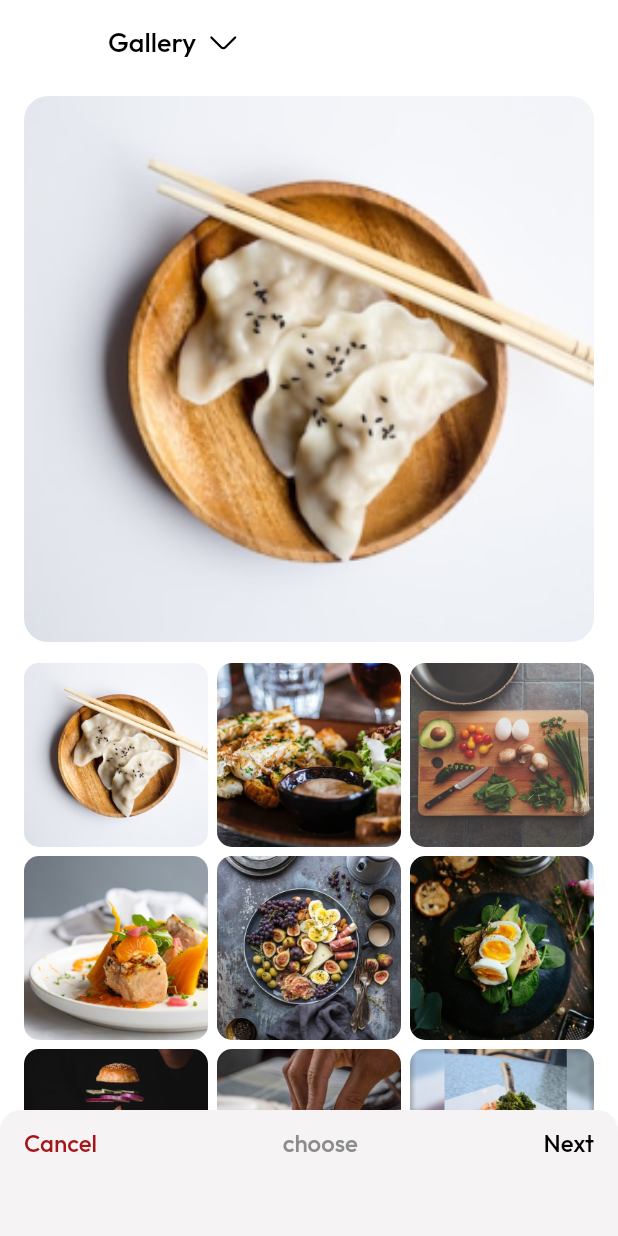
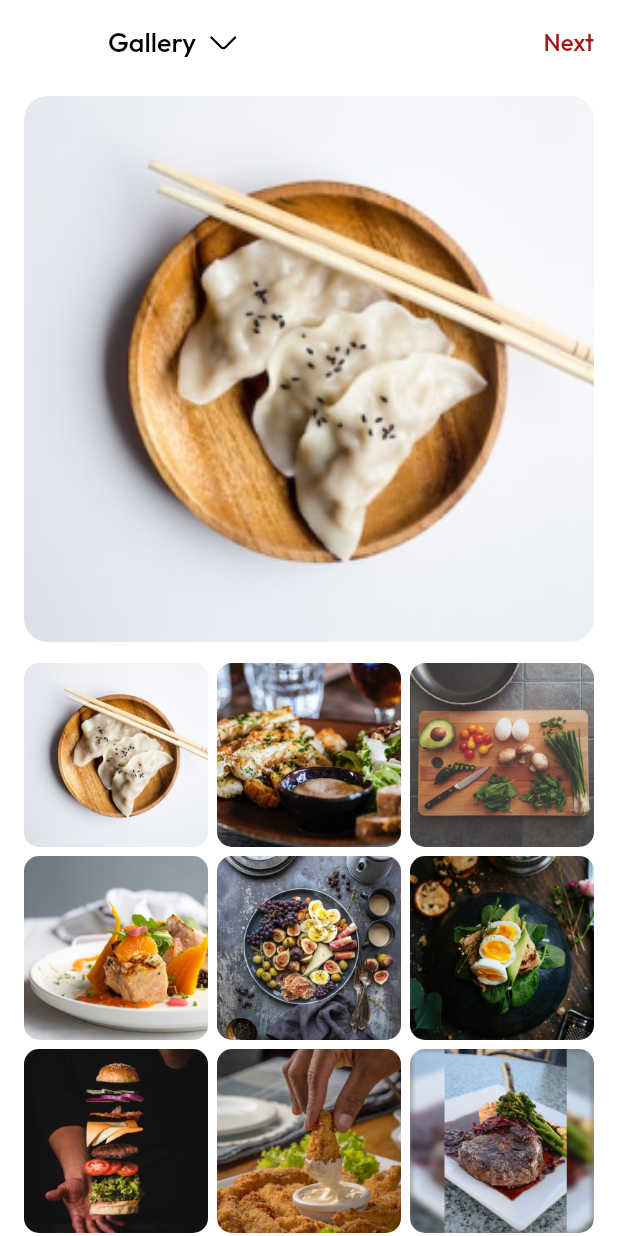
Before and after one commit to ZhiaDev/foodgram, a Flutter app: the AddPost screen opened directly, on a phone screen of 412 x 824 dp. Run offline on Flutter 3.47's test engine with Material 2 defaults, Android fonts, the phone set to English and light mode, and no system bars; our stand-ins replace dotted_border, flutter_svg, google_fonts.

Commit message:
some changes in AddPost Screen

```diff
--- a/lib/screens/add.dart
+++ b/lib/screens/add.dart
@@ -39,6 +39,17 @@ class _AddPostState extends State<AddPost> {
               colorFilter: ColorFilter.mode(MyColors.black, BlendMode.srcIn),
               height: 24,
             ),
+            Spacer(),
+            Text(
+              'Next',
+              style: GoogleFonts.outfit(
+                textStyle: TextStyle(
+                  color: MyColors.red2,
+                  fontSize: 16,
+                  fontWeight: FontWeight.w500,
+                ),
+              ),
+            ),
           ],
         ),
       ),
@@ -53,7 +64,7 @@ class _AddPostState extends State<AddPost> {
                 _galleryIamges(),
               ],
             ),
-            _getChoosePannel(context),
+            // _getChoosePannel(context),
           ],
         ),
       ),
```
